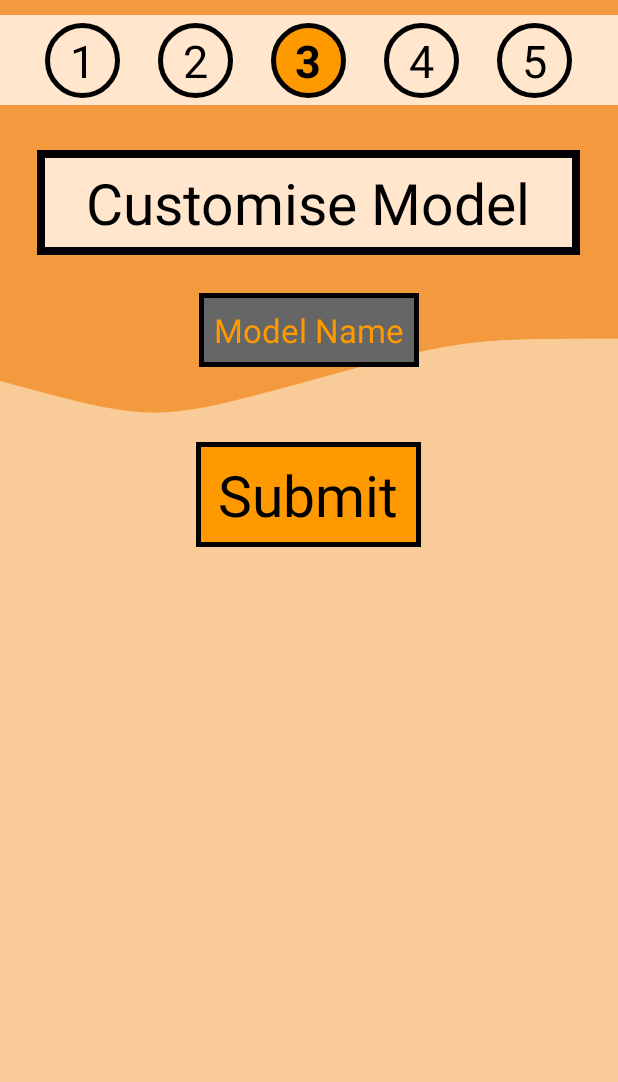
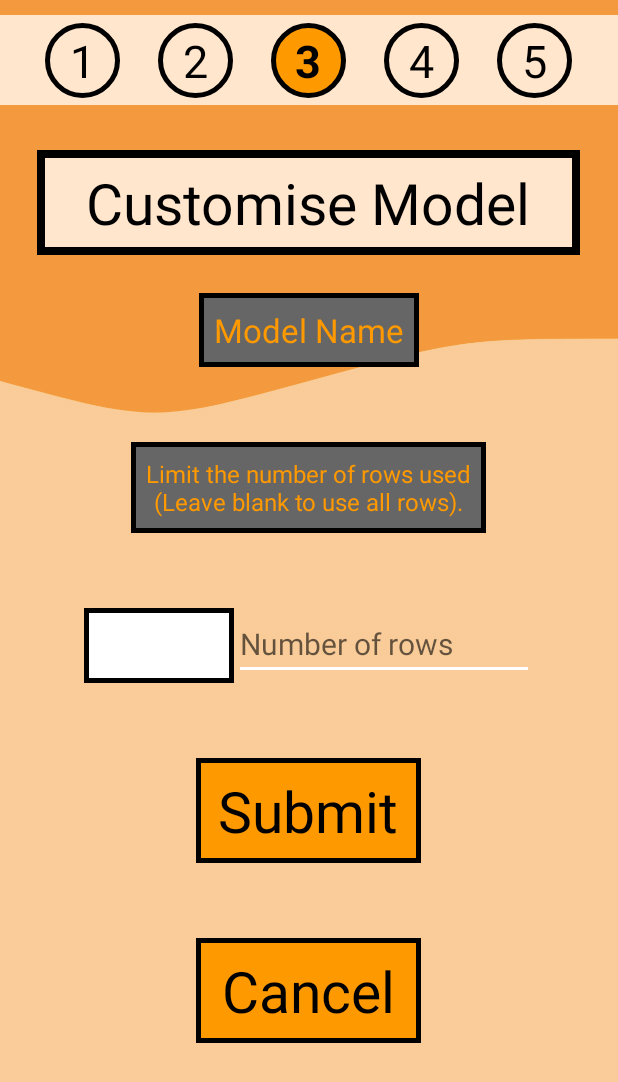
Before and after one commit to ThomasColl41/InstaGraph, an Android app: the layout customise_model.xml on its own in the app's theme, with its tools: preview values and no code run, on a phone screen of 412 x 824 dp. Shown: the top 1082 px of the screen. Run offline under Robolectric (Android 15) with nearby library versions, the light colour scheme and no system bars.

Commit message:
Added CustomiseModelActivity to AndroidManifest.xml. Updated CustomiseModelActivity.java: - Added cancel Button - Added elements for limiting the number of rows used Added a Customise... Button to SelectColumnsActivity.java and select_columns_activity.xml. Removed two comments from instagraph.py. Updated customise_model.xml: - Updated hints for EditTexts - Added a Cancel Button - Added elements to record limiting of rows Updated constants.xml: - Adjusted input_width and spinner_width constants - Added no_gap, first_last_spinner_width, cancel_button_text and model_spinner_and_customise_button_gap

```diff
--- a/app/src/main/AndroidManifest.xml
+++ b/app/src/main/AndroidManifest.xml
@@ -34,6 +34,9 @@
             android:name=".SelectColumnsActivity">
         </activity>
         <activity
+            android:name=".CustomiseModelActivity">
+        </activity>
+        <activity
             android:name=".PredictActivity">
         </activity>
         <activity
--- a/app/src/main/res/layout/customise_model.xml
+++ b/app/src/main/res/layout/customise_model.xml
@@ -92,7 +92,7 @@
                 android:layout_height="wrap_content"
                 android:layout_below="@id/model_name"
                 android:layout_alignStart="@id/step_text"
-                android:layout_marginTop="@dimen/spinner_gap"
+                android:layout_marginTop="@dimen/parameter_gap"
                 android:visibility="gone">
                 <!--Order text-->
                 <TextView
@@ -107,7 +107,7 @@
                     android:inputType="number"
                     android:layout_toEndOf="@id/ar_order"
                     android:importantForAutofill="no"
-                    android:hint="@string/ar_order_hint"/>
+                    android:hint="@string/enter_number_hint"/>
 
                 <!--Trend text-->
                 <TextView
@@ -148,7 +148,7 @@
                     android:inputType="number"
                     android:layout_toEndOf="@id/arima_ar_order"
                     android:importantForAutofill="no"
-                    android:hint="@string/ar_order_hint"/>
+                    android:hint="@string/enter_number_hint"/>
 
                 <!--Differencing order text-->
                 <TextView
@@ -166,7 +166,7 @@
                     android:importantForAutofill="no"
                     android:layout_toEndOf="@id/arima_diff_order"
                     android:layout_alignTop="@id/arima_diff_order"
-                    android:hint="@string/arima_diff_order_hint"/>
+                    android:hint="@string/enter_number_hint"/>
 
                 <!--MA order text-->
                 <TextView
@@ -184,7 +184,7 @@
                     android:importantForAutofill="no"
                     android:layout_toEndOf="@id/arima_ma_order"
                     android:layout_alignTop="@id/arima_ma_order"
-                    android:hint="@string/arima_ma_order_hint"/>
+                    android:hint="@string/enter_number_hint"/>
 
                 <!--Trend text-->
                 <TextView
@@ -209,7 +209,7 @@
                 android:layout_width="wrap_content"
                 android:layout_height="wrap_content"
                 android:layout_below="@id/arima"
-                android:layout_alignStart="@id/step_text"
+                android:layout_centerHorizontal="true"
                 android:layout_marginTop="@dimen/spinner_gap"
                 android:visibility="gone">
                 <!--Model text-->
@@ -217,7 +217,7 @@
                     android:id="@+id/ses_no_customisation"
                     style="@style/Theme.InstaGraph.Column.Text"
                     android:layout_width="wrap_content"
-                    android:layout_centerHorizontal="true"
+                    android:layout_marginEnd="@dimen/no_gap"
                     android:text="@string/ses_no_customisation_text"/>
             </RelativeLayout>
 
@@ -292,7 +292,44 @@
                     android:importantForAutofill="no"
                     android:layout_toEndOf="@id/hwes_seasonal_period"
                     android:layout_alignTop="@id/hwes_seasonal_period"
-                    android:hint="@string/hwes_seasonal_period_input_hint"/>
+                    android:hint="@string/enter_number_hint"/>
+            </RelativeLayout>
+
+            <!--Limit the number of rows used-->
+            <RelativeLayout
+                android:id="@+id/row_limit"
+                android:layout_width="wrap_content"
+                android:layout_height="wrap_content"
+                android:layout_below="@id/hwes"
+                android:layout_centerHorizontal="true"
+                android:layout_marginTop="@dimen/parameter_gap">
+                <!--Row limit text-->
+                <TextView
+                    android:id="@+id/row_limit_text"
+                    style="@style/Theme.InstaGraph.Column.Text"
+                    android:layout_centerHorizontal="true"
+                    android:layout_width="wrap_content"
+                    android:layout_marginEnd="@dimen/no_gap"
+                    android:text="@string/row_limit_text"/>
+
+                <!--First/Last spinner-->
+                <Spinner
+                    android:id="@+id/row_limit_first_last_spinner"
+                    style="@style/Theme.InstaGraph.Column.Spinner"
+                    android:layout_width="@dimen/first_last_spinner_width"
+                    android:layout_below="@id/row_limit_text"
+                    android:layout_marginTop="@dimen/parameter_gap"
+                    android:prompt="@string/first_last_spinner_prompt"/>
+
+                <!--Row limit input-->
+                <EditText
+                    android:id="@+id/row_limit_input"
+                    style="@style/Theme.InstaGraph.Input.Parameter"
+                    android:inputType="number"
+                    android:layout_toEndOf="@id/row_limit_first_last_spinner"
+                    android:layout_alignTop="@id/row_limit_first_last_spinner"
+                    android:importantForAutofill="no"
+                    android:hint="@string/row_limit_input_hint"/>
             </RelativeLayout>
 
             <!--Submit button-->
@@ -301,9 +338,19 @@
                 style="@style/Theme.InstaGraph.Button.Big"
                 android:text="@string/submit_button_text"
                 android:textSize="@dimen/submit_button_text"
-                android:layout_below="@id/hwes"
+                android:layout_below="@id/row_limit"
                 android:layout_marginTop="@dimen/parameter_gap"
                 android:contentDescription="@string/submit_button_text"/>
+
+            <!--Cancel button-->
+            <Button
+                android:id="@+id/cancel"
+                style="@style/Theme.InstaGraph.Button.Big"
+                android:text="@string/cancel_button_text"
+                android:textSize="@dimen/cancel_button_text"
+                android:layout_below="@id/submit"
+                android:layout_marginTop="@dimen/parameter_gap"
+                android:contentDescription="@string/cancel_button_text"/>
 
         </RelativeLayout>
     </ScrollView>
--- a/app/src/main/res/values/constants.xml
+++ b/app/src/main/res/values/constants.xml
@@ -49,14 +49,14 @@
     <dimen name="visualisation_text_padding">10dp</dimen>
     <dimen name="model_name_text">22sp</dimen>
     <dimen name="model_name_marginTop">25dp</dimen>
-    <dimen name="input_width">250dp</dimen>
+    <dimen name="input_width">200dp</dimen>
     <dimen name="parameter_gap">50dp</dimen>
     <dimen name="column_text_width">100dp</dimen>
     <dimen name="column_text">16sp</dimen>
     <dimen name="column_text_padding">10dp</dimen>
     <dimen name="model_spinner_width">100dp</dimen>
     <dimen name="model_spinner_height">25dp</dimen>
-    <dimen name="spinner_width">250dp</dimen>
+    <dimen name="spinner_width">200dp</dimen>
     <dimen name="spinner_height">50dp</dimen>
     <dimen name="title_and_logo_gap">200dp</dimen>
     <dimen name="title_and_info_button_gap">110dp</dimen>
@@ -72,4 +72,8 @@
     <dimen name="model_spinner_gap">200dp</dimen>
     <dimen name="spinner_gap">50dp</dimen>
     <dimen name="column_text_and_spinner_gap">10dp</dimen>
+    <dimen name="no_gap">0dp</dimen>
+    <dimen name="first_last_spinner_width">100dp</dimen>
+    <dimen name="cancel_button_text">38sp</dimen>
+    <dimen name="model_spinner_and_customise_button_gap">10dp</dimen>
 </resources>
--- a/app/src/main/res/values/strings.xml
+++ b/app/src/main/res/values/strings.xml
@@ -75,6 +75,12 @@
     <string name="hwes_seasonal_text">Seasonal</string>
     <string name="hwes_seasonal_period_text">Seasonal Period</string>
     <string name="hwes_seasonal_period_input_hint">Period of Seasonality</string>
+    <string name="row_limit_input_hint">Number of rows</string>
+    <string name="row_limit_text">Limit the number of rows used\n(Leave blank to use all rows).</string>
+    <string name="first_last_spinner_prompt">First/Last</string>
+    <string name="customise">Customise…</string>
+    <string name="cancel_button_text">Cancel</string>
+    <string name="enter_number_hint">Enter Number…</string>
     <string-array name="models">
         <item>AR</item>
         <item>ARIMA</item>
@@ -95,4 +101,8 @@
         <item>True</item>
         <item>False</item>
     </string-array>
+    <string-array name="first_last">
+        <item>First</item>
+        <item>Last</item>
+    </string-array>
 </resources>
```
Also changed, not shown: app/src/main/java/ie/tudublin/instagraph/CustomiseModelActivity.java (+26 -57 lines), app/src/main/java/ie/tudublin/instagraph/SelectColumnsActivity.java (+18 -5 lines), app/src/main/res/layout/select_columns_activity.xml (+10 -0 lines), 1 other file.
